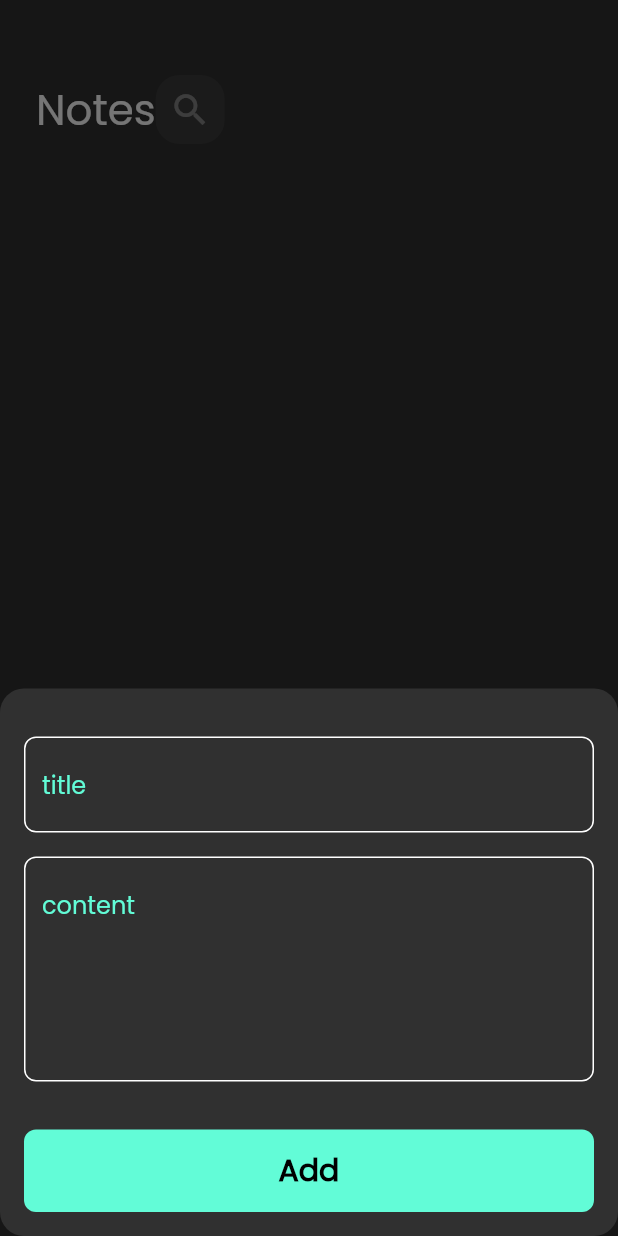
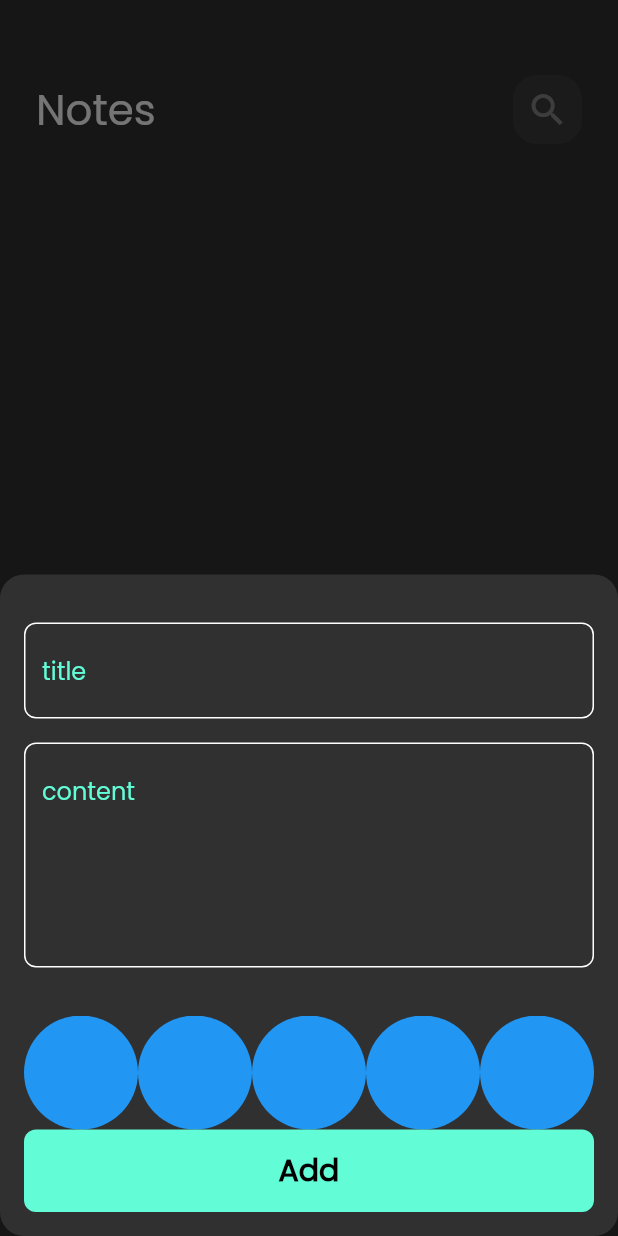
Before and after one commit to Abdulteef1998/notes_app, a Flutter app: the screen it shows after launch, after a tap on the "add" icon, on a phone screen of 412 x 824 dp. Run offline on Flutter 3.47's test engine with Material 2 defaults, Android fonts, the phone set to English and light mode, and no system bars; our stand-ins replace bloc, flutter_bloc, font_awesome_flutter, hive, hive_flutter; accounts and stored records are empty.

Commit message:
create colors list view part 1

```diff
--- a/lib/views/widgets/add_note_form.dart
+++ b/lib/views/widgets/add_note_form.dart
@@ -1,9 +1,11 @@
 import 'package:flutter/material.dart';
+
 import 'package:flutter_bloc/flutter_bloc.dart';
 import 'package:intl/intl.dart';
 import 'package:noteapp/cubits/add_note_cubit/add_note_cubit.dart';
 import 'package:noteapp/models/note_model.dart';
 
+import 'colors_list_view.dart';
 import 'custom_button.dart';
 import 'custom_text_field.dart';
 
@@ -50,6 +52,7 @@ class _AddNoteFormState extends State<AddNoteForm> {
           const SizedBox(
             height: 32,
           ),
+          const ColorsListView(),
           BlocBuilder<AddNoteCubit, AddNoteState>(
             builder: (context, state) {
               return CustomButton(
--- /dev/null
+++ b/lib/views/widgets/colors_list_view.dart
@@ -0,0 +1,31 @@
+import 'package:flutter/material.dart';
+
+class ColorItem extends StatelessWidget {
+  const ColorItem({super.key});
+
+  @override
+  Widget build(BuildContext context) {
+    return CircleAvatar(
+      radius: 38,
+      backgroundColor: Colors.blue,
+    );
+  }
+}
+
+class ColorsListView extends StatelessWidget {
+  const ColorsListView({Key? key}) : super(key: key);
+
+  @override
+  Widget build(BuildContext context) {
+    return SizedBox(
+      height: 38 * 2,
+      child: ListView.builder(
+        itemCount: 10,
+        scrollDirection: Axis.horizontal,
+        itemBuilder: (context, index) {
+          return const ColorItem();
+        },
+      ),
+    );
+  }
+}
--- a/lib/views/widgets/custom_app_bar.dart
+++ b/lib/views/widgets/custom_app_bar.dart
@@ -4,17 +4,22 @@ import 'custom_icon.dart';
 
 class CustomAppBar extends StatelessWidget {
   const CustomAppBar(
-      {super.key, required this.title, required this.icon, this.onPressed});
+      {Key? key, required this.title, required this.icon, this.onPressed})
+      : super(key: key);
+
   final String title;
   final IconData icon;
   final void Function()? onPressed;
   @override
   Widget build(BuildContext context) {
     return Row(
+      mainAxisAlignment: MainAxisAlignment.spaceBetween,
       children: [
         Text(
           title,
-          style: TextStyle(fontSize: 28),
+          style: const TextStyle(
+            fontSize: 28,
+          ),
         ),
         CustomIcon(
           onPressed: onPressed,
```
